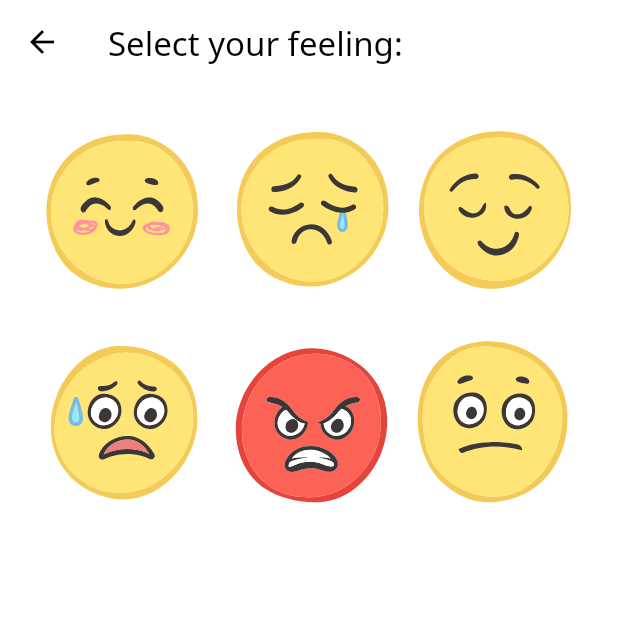
After one commit to jjlamach/amori, a Flutter app: the SelectNewEmotionView screen opened by its route, on a phone screen of 412 x 824 dp, the top half of it. The commit adds this screen. Run offline on Flutter 3.47's test engine with Material 2 defaults, Android fonts, the phone set to English and light mode, and no system bars; our stand-ins replace auto_route, bloc, cloud_firestore, firebase_auth, firebase_core, flex_color_scheme and 6 more; accounts and stored records are empty.

Commit message:
Edit emotion feature initial

```diff
--- a/lib/app/auto_route.dart
+++ b/lib/app/auto_route.dart
@@ -52,5 +52,9 @@ class AmoriAppRouter extends $AmoriAppRouter {
           page: EmotionSelectionRoute.page,
           path: '/emotion-selection',
         ),
+        AutoRoute(
+          page: SelectNewEmotionView.page,
+          path: '/select-new-emotion',
+        )
       ];
 }
--- /dev/null
+++ b/lib/app/screens/editemotion/state/edit_emotion_cubit.dart
@@ -0,0 +1,32 @@
+import 'package:bloc/bloc.dart';
+import 'package:freezed_annotation/freezed_annotation.dart';
+
+part 'edit_emotion_cubit.freezed.dart';
+
+class EditEmotionCubit extends Cubit<EditEmotionState> {
+  EditEmotionCubit() : super(const _Initial());
+
+  void initial() {
+    emit(const EditEmotionState.initial());
+  }
+
+  void editingEmotion() {
+    emit(const EditEmotionState.editingEmotion());
+  }
+
+  void editingEmotionDone() {
+    emit(const EditEmotionState.editingDone());
+  }
+
+  void emotionSelected(String emotion) {
+    emit(EditEmotionState.emotionSelected(emotion));
+  }
+}
+
+@freezed
+class EditEmotionState with _$EditEmotionState {
+  const factory EditEmotionState.initial() = _Initial;
+  const factory EditEmotionState.editingEmotion() = _Editing;
+  const factory EditEmotionState.editingDone() = _Done;
+  const factory EditEmotionState.emotionSelected(String emotion) = _Selected;
+}
--- /dev/null
+++ b/lib/app/screens/editemotion/widgets/select_new_emotion_view.dart
@@ -0,0 +1,47 @@
+import 'package:amori/app/auto_route.gr.dart';
+import 'package:amori/common/assets.dart';
+import 'package:auto_route/auto_route.dart';
+import 'package:flutter/material.dart';
+import 'package:flutter_svg/svg.dart';
+
+@RoutePage()
+class SelectNewEmotionView extends StatelessWidget {
+  const SelectNewEmotionView({super.key});
+
+  @override
+  Widget build(BuildContext context) {
+    return Scaffold(
+      body: CustomScrollView(
+        shrinkWrap: false,
+        slivers: [
+          const SliverAppBar(
+            centerTitle: false,
+            title: Text('Select your feeling:'),
+          ),
+          SliverPadding(
+            padding: const EdgeInsets.all(20.0),
+            sliver: SliverGrid.count(
+              crossAxisCount: 3,
+              mainAxisSpacing: 20.0,
+              children: List.generate(
+                Assets.emotions.length,
+                (index) => GestureDetector(
+                  onTap: () {
+                    AutoRouter.of(context).push(
+                      EmotionSelectionRoute(
+                        emotion: Assets.emotions[index],
+                      ),
+                    );
+                  },
+                  child: SvgPicture.asset(
+                    Assets.emotions[index],
+                  ),
+                ),
+              ),
+            ),
+          )
+        ],
+      ),
+    );
+  }
+}
--- a/lib/main.dart
+++ b/lib/main.dart
@@ -1,4 +1,5 @@
 import 'package:amori/app/auto_route.dart';
+import 'package:amori/app/screens/editemotion/state/edit_emotion_cubit.dart';
 import 'package:amori/app/screens/emotionselection/state/tags_cubit.dart';
 import 'package:amori/app/screens/home/state/home_cubit.dart';
 import 'package:amori/app/screens/signin/state/auth_bloc.dart';
@@ -74,6 +75,7 @@ void setUpCubits() {
   );
   getIt.registerFactory(() => TagCubit());
   getIt.registerFactory(() => HomeCubit());
+  getIt.registerFactory(() => EditEmotionCubit());
 }
 
 class AmoriApp extends StatelessWidget {
@@ -93,6 +95,9 @@ class AmoriApp extends StatelessWidget {
         BlocProvider<AuthBloc>(create: (_) => getIt<AuthBloc>()),
         BlocProvider<TagCubit>(create: (_) => getIt<TagCubit>()),
         BlocProvider<HomeCubit>(create: (_) => getIt<HomeCubit>()),
+        BlocProvider<EditEmotionCubit>(
+          create: (_) => getIt<EditEmotionCubit>(),
+        ),
       ],
       child: MaterialApp.router(
         routerConfig: _router.config(),
```
Also changed, not shown: lib/app/screens/editemotion/widgets/selected_emotion_page.dart (renamed from lib/app/screens/emotionselection/widgets/selected_emotion_page.dart, +4 -3 lines), lib/app/screens/emotionselection/emotion_selection_page.dart (+9 -4 lines), lib/app/screens/home/home_page.dart (+18 -4 lines), lib/app/screens/navigation/bottom_navigation_page.dart (+4 -15 lines), lib/app/auto_route.gr.dart, lib/app/screens/editemotion/state/edit_emotion_cubit.freezed.dart (added).
